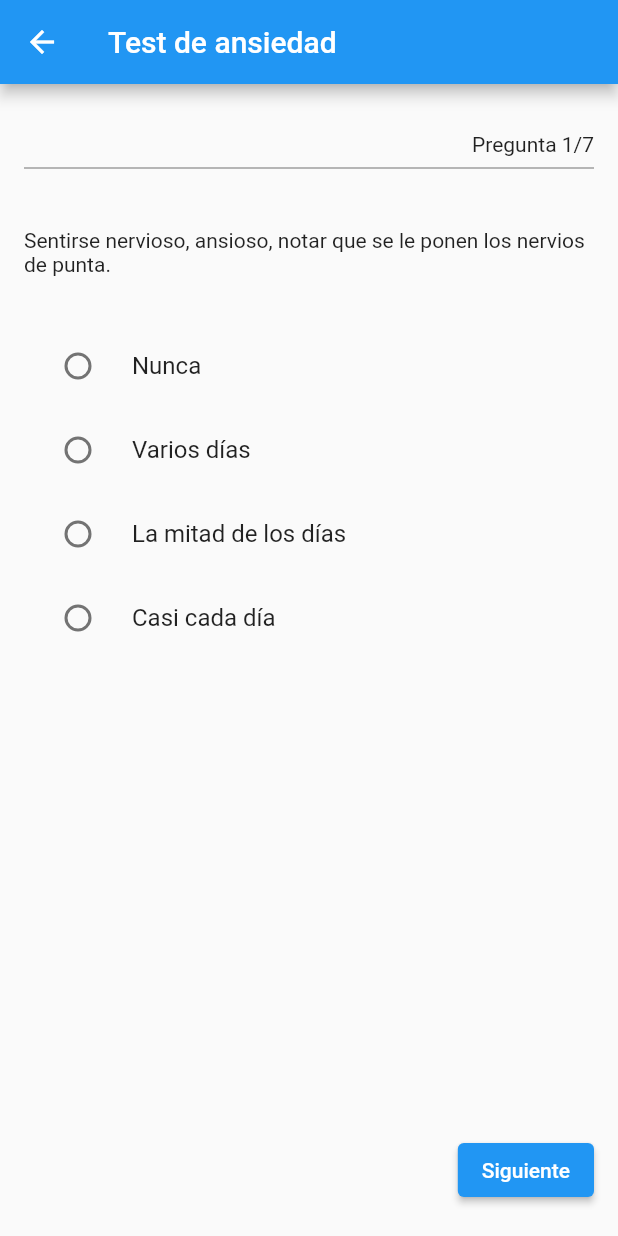
After one commit to Mauro-AGalvezT/addmental, a Flutter app: the AnxietyView screen opened directly, on a phone screen of 412 x 824 dp. The commit adds this screen. Run offline on Flutter 3.47's test engine with Material 2 defaults, Android fonts, the phone set to English and light mode, and no system bars; our stand-ins replace cloud_firestore, firebase_auth, firebase_core; accounts and stored records are empty.

Commit message:
tests - save firestore

```diff
--- /dev/null
+++ b/lib/model/question.dart
@@ -0,0 +1,124 @@
+
+class Question {
+  final String text;
+  final List<Option> options;
+  bool isLoked;
+  Option? selectedOption;
+  int index;
+
+  Question(
+      {required this.text,
+      required this.options,
+      required this.index,
+      this.isLoked = false,
+      this.selectedOption});
+}
+
+class Option {
+  final String text;
+  final bool? isCorrect;
+  final int? value;
+  const Option({required this.text, this.isCorrect, this.value});
+}
+
+final depressionQuestions = [
+  Question(text: 'Poco interés o placer en hacer cosas', options: [
+    const Option(text: 'Ningún día', value: 0),
+    const Option(text: 'Varios días', value: 1),
+    const Option(text: 'Más de la mitad de los días', value: 2),
+    const Option(text: 'Casi todos los días', value: 3),
+  ], index: 0),
+  Question(text: 'Se ha sentido decaído(a), deprimido(a) o sin esperanzas', options: [
+    const Option(text: 'Ningún día', value: 0),
+    const Option(text: 'Varios días', value: 1),
+    const Option(text: 'Más de la mitad de los días', value: 2),
+    const Option(text: 'Casi todos los días', value: 3),
+  ], index: 1),
+  Question(text: 'Ha tenido dificultad para quedarse o permanecer dormido(a), o ha dormido demasiado', options: [
+    const Option(text: 'Ningún día', value: 0),
+    const Option(text: 'Varios días', value: 1),
+    const Option(text: 'Más de la mitad de los días', value: 2),
+    const Option(text: 'Casi todos los días', value: 3),
+  ], index: 2),
+  Question(text: 'Se ha sentido cansado(a) o con poca energía', options: [
+    const Option(text: 'Ningún día', value: 0),
+    const Option(text: 'Varios días', value: 1),
+    const Option(text: 'Más de la mitad de los días', value: 2),
+    const Option(text: 'Casi todos los días', value: 3),
+  ], index: 3),
+  Question(text: 'Sin apetito o ha comido en exceso', options: [
+    const Option(text: 'Ningún día', value: 0),
+    const Option(text: 'Varios días', value: 1),
+    const Option(text: 'Más de la mitad de los días', value: 2),
+    const Option(text: 'Casi todos los días', value: 3),
+  ], index: 4),
+  Question(text: 'Se ha sentido mal con usted mismo(a) o que es un fracaso o que ha quedado mal con usted mismo(a) o con su familia', options: [
+    const Option(text: 'Ningún día', value: 0),
+    const Option(text: 'Varios días', value: 1),
+    const Option(text: 'Más de la mitad de los días', value: 2),
+    const Option(text: 'Casi todos los días', value: 3),
+  ], index: 5),
+  Question(text: 'Ha tenido dificultad para concentrarse en ciertas actividades, tales como leer el periódico o ver la televisión', options: [
+    const Option(text: 'Ningún día', value: 0),
+    const Option(text: 'Varios días', value: 1),
+    const Option(text: 'Más de la mitad de los días', value: 2),
+    const Option(text: 'Casi todos los días', value: 3),
+  ], index: 6),
+  Question(text: ' ¿Se ha movido o hablado tan lento que otras personas podrían haberlo notado? o lo contrario - muy inquieto(a) o agitado(a) que ha estado moviéndose mucho más de lo normal ', options: [
+    const Option(text: 'Ningún día', value: 0),
+    const Option(text: 'Varios días', value: 1),
+    const Option(text: 'Más de la mitad de los días', value: 2),
+    const Option(text: 'Casi todos los días', value: 3),
+  ], index: 7),
+  Question(text: 'Pensamientos de que estaría mejor muerto(a) o de lastimarse de alguna manera ', options: [
+    const Option(text: 'Ningún día', value: 0),
+    const Option(text: 'Varios días', value: 1),
+    const Option(text: 'Más de la mitad de los días', value: 2),
+    const Option(text: 'Casi todos los días', value: 3),
+  ], index: 8),
+];
+
+final anxietyQuestions = [
+  Question(text: 'Sentirse nervioso, ansioso, notar que se le ponen los nervios de punta.', options: [
+    const Option(text: 'Nunca', value: 0),
+    const Option(text: 'Varios días', value: 1),
+    const Option(text: 'La mitad de los días', value: 2),
+    const Option(text: 'Casi cada día', value: 3),
+  ], index: 0),
+  Question(text: 'No ser capaz de parar o controlar sus preocupaciones.', options: [
+    const Option(text: 'Nunca', value: 0),
+    const Option(text: 'Varios días', value: 1),
+    const Option(text: 'La mitad de los días', value: 2),
+    const Option(text: 'Casi cada día', value: 3),
+  ], index: 1),
+  Question(text: 'Preocuparse demasiado sobre diferentes cosas.', options: [
+    const Option(text: 'Nunca', value: 0),
+    const Option(text: 'Varios días', value: 1),
+    const Option(text: 'La mitad de los días', value: 2),
+    const Option(text: 'Casi cada día', value: 3),
+  ], index: 2),
+  Question(text: 'Dificultad para relajarse.', options: [
+    const Option(text: 'Nunca', value: 0),
+    const Option(text: 'Varios días', value: 1),
+    const Option(text: 'La mitad de los días', value: 2),
+    const Option(text: 'Casi cada día', value: 3),
+  ], index: 3),
+  Question(text: 'Estar tan desasosegado que le resulta difícil parar quieto.', options: [
+    const Option(text: 'Nunca', value: 0),
+    const Option(text: 'Varios días', value: 1),
+    const Option(text: 'La mitad de los días', value: 2),
+    const Option(text: 'Casi cada día', value: 3),
+  ], index: 4),
+  Question(text: 'Sentirse fácilmente disgustado o irritable.', options: [
+    const Option(text: 'Nunca', value: 0),
+    const Option(text: 'Varios días', value: 1),
+    const Option(text: 'La mitad de los días', value: 2),
+    const Option(text: 'Casi cada día', value: 3),
+  ], index: 5),
+  Question(text: 'Sentirse asustado como si algo horrible pudiese pasar.', options: [
+    const Option(text: 'Nunca', value: 0),
+    const Option(text: 'Varios días', value: 1),
+    const Option(text: 'La mitad de los días', value: 2),
+    const Option(text: 'Casi cada día', value: 3),
+  ], index: 6),
+];
--- a/lib/ui/login_page.dart
+++ b/lib/ui/login_page.dart
@@ -17,8 +17,7 @@ class _LoginPageState extends State<LoginPage> {
 
   Future signIn() async {
     try {
-      UserCredential userCredential =
-          await FirebaseAuth.instance.signInWithEmailAndPassword(
+      await FirebaseAuth.instance.signInWithEmailAndPassword(
         email: _emailController.text.trim(),
         password: _passwordController.text.trim(),
       );
--- a/lib/ui/register_page.dart
+++ b/lib/ui/register_page.dart
@@ -334,7 +334,7 @@ class _RegisterPageState extends State<RegisterPage> {
       // ignore: use_build_context_synchronously
       ScaffoldMessenger.of(context).showSnackBar(
         const SnackBar(
-          content: Text('Usuario registrado.'),
+          content: Text('Usuario registrado exitosamente.'),
         ),
       );
       // ignore: use_build_context_synchronously
--- /dev/null
+++ b/lib/ui/views/tests/anxiety_view.dart
@@ -0,0 +1,269 @@
+import 'package:addmental/model/question.dart';
+import 'package:addmental/ui/views/result_view.dart';
+import 'package:cloud_firestore/cloud_firestore.dart';
+import 'package:firebase_auth/firebase_auth.dart';
+import 'package:flutter/material.dart';
+import 'package:intl/intl.dart';
+
+class AnxietyView extends StatefulWidget {
+  const AnxietyView({super.key});
+
+  @override
+  State<AnxietyView> createState() => _AnxietyViewState();
+}
+
+class _AnxietyViewState extends State<AnxietyView> {
+  @override
+  Widget build(BuildContext context) {
+    return Scaffold(
+      body: const QuesionWidget(),
+      appBar: AppBar(title: const Text('Test de ansiedad')),
+    );
+  }
+}
+
+class QuesionWidget extends StatefulWidget {
+  const QuesionWidget({super.key});
+
+  @override
+  State<StatefulWidget> createState() => _QuestionWidgetState();
+}
+
+class _QuestionWidgetState extends State<QuesionWidget> {
+  FirebaseFirestore db = FirebaseFirestore.instance;
+  late PageController _controller;
+  int _questionNumber = 1;
+  int _score = 0;
+  List<int> scoreQuestion = [0, 0, 0, 0, 0, 0, 0, 0, 0];
+
+  @override
+  void initState() {
+    super.initState();
+    _controller = PageController(initialPage: 0);
+  }
+
+  @override
+  Widget build(BuildContext context) {
+    return Padding(
+      padding: const EdgeInsets.symmetric(horizontal: 16.0),
+      child: Column(
+        crossAxisAlignment: CrossAxisAlignment.end,
+        children: [
+          const SizedBox(
+            height: 32,
+          ),
+          Text('Pregunta $_questionNumber/${anxietyQuestions.length}'),
+          const Divider(
+            thickness: 1,
+            color: Colors.grey,
+          ),
+          Expanded(
+              child: PageView.builder(
+            itemCount: anxietyQuestions.length,
+            controller: _controller,
+            physics: const NeverScrollableScrollPhysics(),
+            itemBuilder: (context, index) {
+              final question = anxietyQuestions[index];
+              return buildQuestion(question);
+            },
+          )),
+          buildElevatenButton(),
+          const SizedBox(
+            height: 20,
+          )
+        ],
+      ),
+    );
+  }
+
+  ElevatedButton buildElevatenButton() {
+    return ElevatedButton(
+        onPressed: () async {
+          if (_questionNumber < anxietyQuestions.length) {
+            _controller.nextPage(
+              duration: const Duration(milliseconds: 250),
+              curve: Curves.easeInExpo,
+            );
+            setState(() {
+              _questionNumber++;
+            });
+          } else {
+            if (FirebaseAuth.instance.currentUser != null) {
+              final Map<String, dynamic> datos = {
+                "date": DateFormat('yyyy/MM/dd').format(DateTime.now()),
+                "score": scoreQuestion.reduce((valorAnterior, valorActual) =>
+                    valorAnterior + valorActual),
+              };
+              print('USUARIO: ${FirebaseAuth.instance.currentUser?.uid}');
+              final String userId = FirebaseAuth.instance.currentUser!.uid;
+              final String fechaFormateada =
+                  DateFormat('yyyyMMddhhmmss').format(DateTime.now());
+              await db
+                  .collection("anxietytest")
+                  .doc(userId)
+                  .collection(fechaFormateada)
+                  .doc()
+                  .set(datos);
+            }
+            // ignore: use_build_context_synchronously
+            Navigator.pushReplacement(
+                context,
+                MaterialPageRoute(
+                    builder: (context) => ResultPage(
+                          score: _score,
+                          scoreQuestion: scoreQuestion,
+                        )));
+          }
+        },
+        child:
+            Text(_questionNumber < anxietyQuestions.length ? 'Siguiente' : 'Enviar'));
+  }
+
+  Column buildQuestion(Question question) {
+    return Column(
+      crossAxisAlignment: CrossAxisAlignment.start,
+      children: [
+        const SizedBox(
+          height: 32,
+        ),
+        Text(
+          question.text,
+          style: const TextStyle(fontSize: 14),
+        ),
+        const SizedBox(
+          height: 32,
+        ),
+        Expanded(
+            child: OptionWidget(
+                question: question,
+                onClikedOption: (option) {
+                  setState(() {
+                    question.selectedOption = option;
+                    scoreQuestion[question.index] = option.value!;
+                  });
+                }))
+      ],
+    );
+  }
+}
+
+// ignore: must_be_immutable
+class ResultPage extends StatelessWidget {
+  ResultPage({super.key, required this.score, required this.scoreQuestion});
+  final int score;
+  List<int> scoreQuestion = [0, 0, 0, 0, 0, 0, 0, 0, 0];
+
+  @override
+  Widget build(BuildContext context) {
+    return Scaffold(
+      body: Center(
+          child: Column(
+        mainAxisAlignment: MainAxisAlignment.center,
+        children: [
+          const Text(
+            '¡Gracias por completar el test!',
+            style: TextStyle(fontWeight: FontWeight.bold, fontSize: 20),
+          ),
+          const SizedBox(height: 10),
+          Text('Tu puntaje es: ${scoreTotal()}'),
+          const SizedBox(height: 30),
+          SizedBox(
+            width: 310,
+            child: GestureDetector(
+              //onTap: signIn,
+              child: ElevatedButton(
+                  onPressed: () {
+                    Navigator.pushReplacement(
+                      context,
+                      PageRouteBuilder(
+                        pageBuilder: (context, animation, secondaryAnimation) =>
+                            const AnxietyView(),
+                        transitionsBuilder:
+                            (context, animation, secondaryAnimation, child) {
+                          return child;
+                        },
+                      ),
+                    );
+                  },
+                  child: const Text('Realizar otro test')),
+            ),
+          ),
+          SizedBox(
+            width: 310,
+            child: GestureDetector(
+              //onTap: signIn,
+              child: ElevatedButton(
+                  onPressed: () {
+                    Navigator.push(
+                      context,
+                      PageRouteBuilder(
+                        pageBuilder: (context, animation, secondaryAnimation) =>
+                            const ResultView(),
+                        transitionsBuilder:
+                            (context, animation, secondaryAnimation, child) {
+                          return child;
+                        },
+                      ),
+                    );
+                  },
+                  child: const Text('Ver resultados')),
+            ),
+          ),
+        ],
+      )),
+    );
+  }
+
+  scoreTotal() {
+    return scoreQuestion
+        .reduce((valorAnterior, valorActual) => valorAnterior + valorActual);
+  }
+}
+
+class OptionWidget extends StatelessWidget {
+  final Question question;
+  final ValueChanged<Option> onClikedOption;
+
+  const OptionWidget(
+      {Key? key, required this.question, required this.onClikedOption})
+      : super(key: key);
+
+  @override
+  Widget build(BuildContext context) => SingleChildScrollView(
+        child: Column(
+          children: question.options
+              //.map((option) => buildOption(context, option))
+              .map((option) => RadioListTile<Option>(
+                    title: Text(option.text),
+                    value: option,
+                    groupValue: question.selectedOption,
+                    onChanged: (option) => onClikedOption(option!),
+                  ))
+              .toList(),
+        ),
+      );
+
+  Widget buildOption(BuildContext context, Option option) {
+    return GestureDetector(
+      onTap: () => onClikedOption(option),
+      child: Container(
+        height: 50,
+        padding: const EdgeInsets.all(12),
+        margin: const EdgeInsets.symmetric(vertical: 8),
+        decoration: BoxDecoration(
+            color: Colors.grey.shade200,
+            borderRadius: BorderRadius.circular(16),
+            border: Border.all(color: Colors.grey)),
+        child: Row(
+          mainAxisAlignment: MainAxisAlignment.spaceBetween,
+          children: [
+            Text(
+              option.text,
+              style: const TextStyle(fontSize: 14),
+            )
+          ],
+        ),
+      ),
+    );
+  }
+}
--- a/pubspec.yaml
+++ b/pubspec.yaml
@@ -31,14 +31,15 @@ dependencies:
   flutter:
     sdk: flutter
 
-
   # The following adds the Cupertino Icons font to your application.
   # Use with the CupertinoIcons class for iOS style icons.
   cupertino_icons: ^1.0.2
   fluttertoast: ^8.2.1
   firebase_core: ^2.9.0
   cloud_firestore: ^4.5.0
-  firebase_auth: ^4.4.0
+  firebase_auth: ^4.4.1
+  flutter_survey: '^0.1.4'
+  intl: ^0.17.0
 
 dev_dependencies:
   flutter_test:
@@ -68,6 +69,7 @@ flutter:
     - assets/images/image2.jpg
     - assets/images/image3.jpg
     - assets/images/image4.jpg
+    - assets/example_json.json
   # An image asset can refer to one or more resolution-specific "variants", see
   # https://flutter.dev/assets-and-images/#resolution-aware
 
```
Also changed, not shown: lib/ui/views/test_view.dart (+35 -0 lines), lib/ui/views/tests/depression_view.dart (added, +270 -0 lines), pubspec.lock.
